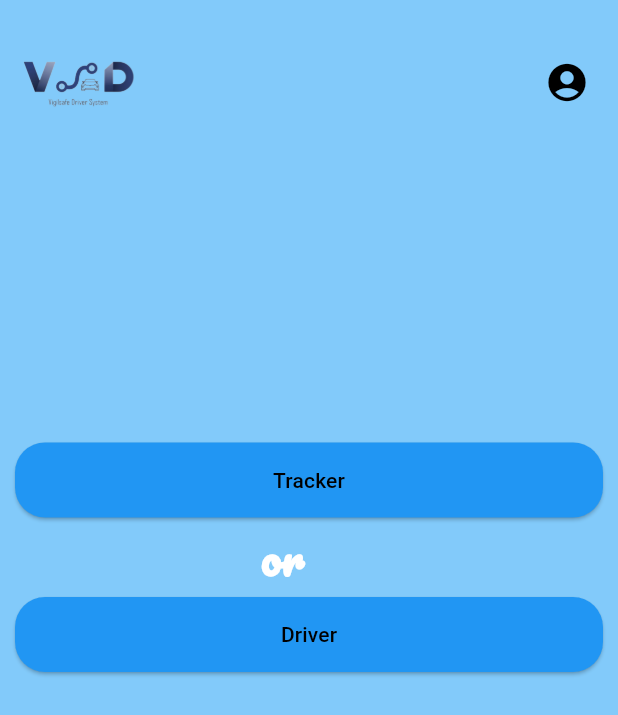
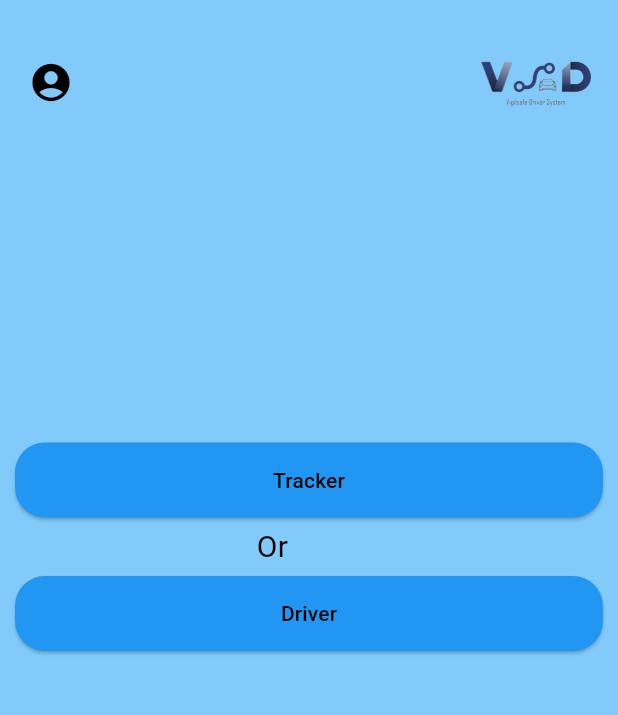
Before and after one commit to IslamAboElqasem/VSD, a Flutter app: the SignInViewBody screen opened directly, after a tap on "Sign In", on a phone screen of 412 x 824 dp. Shown: the top 715 px of the screen. Run offline on Flutter 3.47's test engine with Material 3 defaults, Android fonts, the phone set to English and light mode, and no system bars; our stand-ins replace cloud_firestore, firebase_auth, firebase_core, flutter_bloc; accounts and stored records are empty.

Commit message:
Add selection view and related widgets
Added a new selection view and related widgets including custom app bar, user drawer, and assert car plate dialog. Also removed the tracker or driver view and replaced it with the selection view in the sign-in view body.

```diff
--- /dev/null
+++ b/vigilsafedriversystem/lib/Features/Selection_View/presentation/views/selection_view.dart
@@ -0,0 +1,13 @@
+import 'package:flutter/material.dart';
+import 'package:vigilsafedriversystem/Features/Selection_View/presentation/views/widgets/selection_view_body.dart';
+
+class SelectionView extends StatelessWidget {
+  const SelectionView({super.key});
+
+  @override
+  Widget build(BuildContext context) {
+    return const Scaffold(
+      body: SelectionViewBody(),
+    );
+  }
+}
--- /dev/null
+++ b/vigilsafedriversystem/lib/Features/Selection_View/presentation/views/widgets/assert_car_plate.dart
@@ -0,0 +1,27 @@
+import 'package:flutter/material.dart';
+
+void assertCarPlate(BuildContext context) {
+  TextEditingController textFieldController = TextEditingController();
+
+  showDialog(
+    context: context,
+    builder: (BuildContext context) {
+      return AlertDialog(
+        title: const Text('Enter Car Plate'),
+        content: TextField(
+          controller: textFieldController,
+          decoration: const InputDecoration(hintText: "Enter your name"),
+        ),
+        actions: <Widget>[
+          TextButton(
+            child: const Text('OK'),
+            onPressed: () {
+              // Handle the 'OK' button press here
+              Navigator.of(context).pop();
+            },
+          ),
+        ],
+      );
+    },
+  );
+}
--- /dev/null
+++ b/vigilsafedriversystem/lib/Features/Selection_View/presentation/views/widgets/custom_app_bar.dart
@@ -0,0 +1,31 @@
+import 'package:flutter/material.dart';
+import 'package:vigilsafedriversystem/constant.dart';
+
+class CustomAppBar extends StatelessWidget {
+  const CustomAppBar({super.key});
+
+  @override
+  Widget build(BuildContext context) {
+    return Row(
+      children: [
+        Builder(
+          builder: (context) => IconButton(
+            onPressed: () {
+              Scaffold.of(context).openDrawer();
+            },
+            icon: const Icon(
+              Icons.account_circle_rounded,
+              color: Colors.black,
+              size: 30,
+            ),
+          ),
+        ),
+        const Spacer(),
+        Image.asset(
+          logo,
+          height: 80,
+        ),
+      ],
+    );
+  }
+}
--- /dev/null
+++ b/vigilsafedriversystem/lib/Features/Selection_View/presentation/views/widgets/selection_view_body.dart
@@ -0,0 +1,69 @@
+import 'package:flutter/material.dart';
+import 'package:vigilsafedriversystem/Features/Selection_View/presentation/views/widgets/assert_car_plate.dart';
+import 'package:vigilsafedriversystem/Features/Selection_View/presentation/views/widgets/custom_app_bar.dart';
+import 'package:vigilsafedriversystem/Features/Selection_View/presentation/views/widgets/user_drawer.dart';
+
+class SelectionViewBody extends StatelessWidget {
+  const SelectionViewBody({super.key});
+
+  @override
+  Widget build(BuildContext context) {
+    return Scaffold(
+      drawer: userDrawer(context),
+      body: Padding(
+        padding: const EdgeInsets.symmetric(horizontal: 10, vertical: 15),
+        child: Column(
+          crossAxisAlignment: CrossAxisAlignment.start,
+          children: [
+            const CustomAppBar(),
+            const SizedBox(
+              height: 200,
+            ),
+            SizedBox(
+              width: double.infinity,
+              height: 50,
+              child: ElevatedButton(
+                onPressed: () {},
+                style: ElevatedButton.styleFrom(
+                  foregroundColor: Colors.black,
+                  backgroundColor: Colors.blue,
+                  shape: const RoundedRectangleBorder(
+                    borderRadius: BorderRadius.all(Radius.circular(20)),
+                  ),
+                ),
+                child: const Text('Tracker'),
+              ),
+            ),
+            const SizedBox(height: 5),
+            const Text(
+              '                               Or',
+              textAlign: TextAlign.center,
+              style: TextStyle(
+                fontSize: 20,
+                color: Colors.black,
+              ),
+            ),
+            const SizedBox(height: 5),
+            SizedBox(
+              width: double.infinity,
+              height: 50,
+              child: ElevatedButton(
+                onPressed: () {
+                  assertCarPlate(context);
+                },
+                style: ElevatedButton.styleFrom(
+                  foregroundColor: Colors.black,
+                  backgroundColor: Colors.blue,
+                  shape: const RoundedRectangleBorder(
+                    borderRadius: BorderRadius.all(Radius.circular(20)),
+                  ),
+                ),
+                child: const Text('Driver'),
+              ),
+            ),
+          ],
+        ),
+      ),
+    );
+  }
+}
--- /dev/null
+++ b/vigilsafedriversystem/lib/Features/Selection_View/presentation/views/widgets/user_drawer.dart
@@ -0,0 +1,43 @@
+import 'package:flutter/material.dart';
+
+Widget userDrawer(BuildContext context) {
+  return Drawer(
+    child: ListView(
+      padding: EdgeInsets.zero,
+      children: <Widget>[
+        const DrawerHeader(
+          decoration: BoxDecoration(
+            color: Colors.blue,
+          ),
+          child: Column(
+            crossAxisAlignment: CrossAxisAlignment.start,
+            children: <Widget>[
+              CircleAvatar(
+                radius: 40,
+                backgroundImage: AssetImage('assets/avatar_image.png'),
+              ),
+              SizedBox(height: 10),
+              Text(
+                'Islam Hesham',
+                style: TextStyle(
+                  color: Colors.white,
+                  fontSize: 20,
+                ),
+              ),
+            ],
+          ),
+        ),
+        ListTile(
+          leading: const Icon(Icons.settings),
+          title: const Text('Settings'),
+          onTap: () {},
+        ),
+        ListTile(
+          leading: const Icon(Icons.support),
+          title: const Text('Support'),
+          onTap: () {},
+        ),
+      ],
+    ),
+  );
+}
--- a/vigilsafedriversystem/lib/Features/Sign_In/presentation/views/widgets/sign_in_view_body.dart
+++ b/vigilsafedriversystem/lib/Features/Sign_In/presentation/views/widgets/sign_in_view_body.dart
@@ -1,6 +1,6 @@
 import 'package:flutter/material.dart';
 import 'package:vigilsafedriversystem/Features/Sign_In/presentation/views/forget_password_view.dart';
-import 'package:vigilsafedriversystem/Features/Sign_In/presentation/views/widgets/tracker_or_driver.dart';
+import 'package:vigilsafedriversystem/Features/Selection_View/presentation/views/widgets/selection_view_body.dart';
 
 class SignInViewBody extends StatelessWidget {
   SignInViewBody({super.key});
@@ -64,7 +64,7 @@ class SignInViewBody extends StatelessWidget {
                         Navigator.push(
                             context,
                             MaterialPageRoute(
-                              builder: (context) => const TrackerOrDriverView(),
+                              builder: (context) => const SelectionViewBody(),
                             ));
                       },
                       style: ElevatedButton.styleFrom(
--- a/vigilsafedriversystem/lib/Features/Sign_In/presentation/views/widgets/tracker_or_driver.dart
+++ /dev/null
@@ -1,100 +0,0 @@
-import 'package:flutter/material.dart';
-import 'package:vigilsafedriversystem/constant.dart';
-
-class TrackerOrDriverView extends StatelessWidget {
-  const TrackerOrDriverView({super.key});
-
-  @override
-  Widget build(BuildContext context) {
-    return Scaffold(
-        body: Padding(
-      padding: const EdgeInsets.symmetric(horizontal: 10, vertical: 15),
-      child: Column(
-        crossAxisAlignment: CrossAxisAlignment.start,
-        children: [
-          Row(
-            children: [
-              Image.asset(
-                logo,
-                height: 80,
-              ),
-              const Spacer(),
-              IconButton(
-                onPressed: () {},
-                icon: const Icon(
-                  Icons.account_circle_rounded,
-                  color: Colors.black,
-                  size: 30,
-                ),
-              )
-            ],
-          ),
-          const SizedBox(
-            height: 200,
-          ),
-          SizedBox(
-            width: double.infinity,
-            height: 50,
-            child: ElevatedButton(
-              onPressed: () {},
-              style: ElevatedButton.styleFrom(
-                  foregroundColor: Colors.black,
-                  backgroundColor: Colors.blue,
-                  shape: const RoundedRectangleBorder(
-                      borderRadius: BorderRadius.all(Radius.circular(20)))),
-              child: const Text('Tracker'),
-            ),
-          ),
-          const SizedBox(height: 5),
-          const Text('                    or',
-              textAlign: TextAlign.center,
-              style: TextStyle(
-                  fontFamily: 'pacifico',
-                  fontSize: 30,
-                  color: Colors.white,
-                  fontWeight: FontWeight.bold)),
-          const SizedBox(height: 5),
-          SizedBox(
-            width: double.infinity,
-            height: 50,
-            child: ElevatedButton(
-              onPressed: () {
-                _showAlertDialog(context);
-              },
-              style: ElevatedButton.styleFrom(
-                foregroundColor: Colors.black,
-                backgroundColor: Colors.blue,
-                shape: const RoundedRectangleBorder(
-                    borderRadius: BorderRadius.all(Radius.circular(20))),
-              ),
-              child: const Text('Driver'),
-            ),
-          ),
-        ],
-      ),
-    ));
-  }
-}
-
-void _showAlertDialog(BuildContext context) {
-  TextEditingController textFieldController = TextEditingController();
-
-  showDialog(
-    context: context,
-    builder: (BuildContext context) {
-      return AlertDialog(
-        title: const Text('Enter Car Plate'),
-        content: TextField(
-          controller: textFieldController,
-          decoration: const InputDecoration(hintText: "Enter your name"),
-        ),
-        actions: <Widget>[
-          TextButton(
-            child: const Text('OK'),
-            onPressed: () {},
-          ),
-        ],
-      );
-    },
-  );
-}
```
Also changed, not shown: vigilsafedriversystem/assets/avatar_image.png (added).
